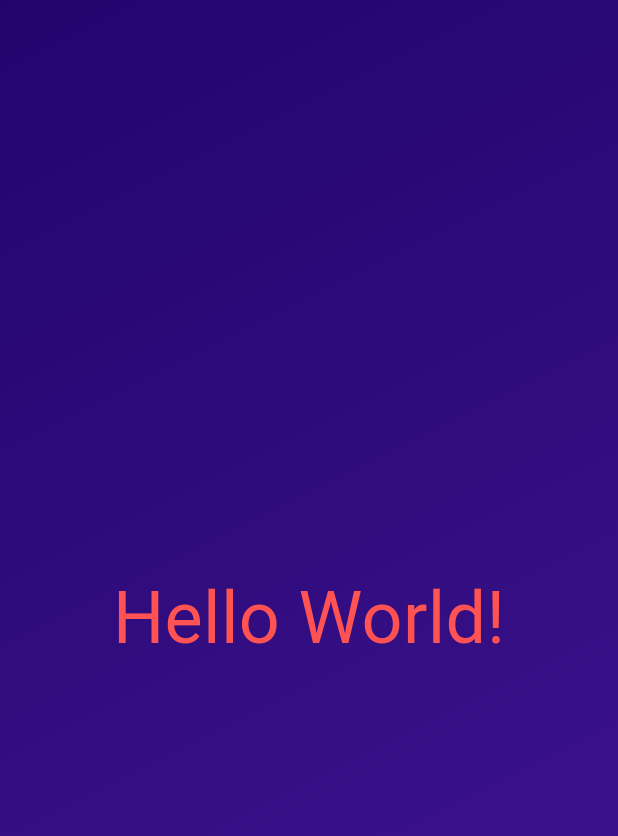
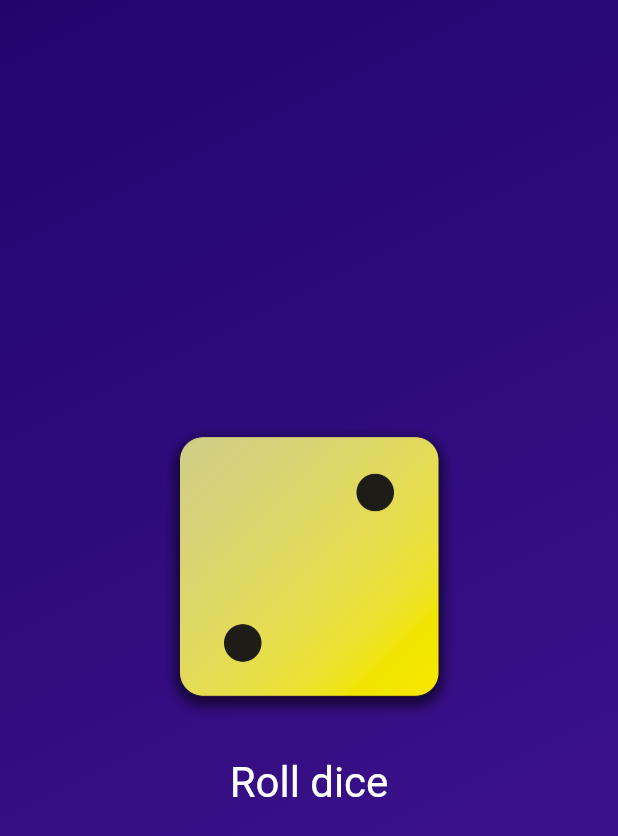
Before and after one commit to sweihmuller/Roll-dice, a Flutter app: the screen it shows after launch, on a phone screen of 412 x 824 dp. Shown: the top 836 px of the screen. Run offline on Flutter 3.47's test engine with Material 3 defaults, Android fonts, the phone set to English and light mode, and no system bars.

Commit message:
Add DiceRoller widget for rolling dice functionality

```diff
--- /dev/null
+++ b/lib/dice_roller.dart
@@ -0,0 +1,43 @@
+import 'package:flutter/material.dart';
+
+class DiceRoller extends StatefulWidget {
+  const DiceRoller({super.key});
+
+  @override
+  State<DiceRoller> createState() {
+    return _DiceRollerState();
+  }
+}
+
+class _DiceRollerState extends State<DiceRoller> {
+  String activeDiceImage = 'assets/images/dice-2.png';
+
+  void rollDice() {
+    setState(() {
+      activeDiceImage = 'assets/images/dice-4.png';
+    });
+  }
+
+  @override
+  Widget build(context) {
+    return Column(
+      mainAxisSize: MainAxisSize.min,
+      children: [
+        Image.asset(
+          activeDiceImage,
+          width: 200,
+        ),
+        const SizedBox(height: 20),
+        TextButton(
+          onPressed: rollDice,
+          style: TextButton.styleFrom(
+            //padding: const EdgeInsets.only(top: 20),
+            foregroundColor: Colors.white,
+            textStyle: TextStyle(fontSize: 28),
+          ),
+          child: const Text('Roll dice'),
+        ),
+      ],
+    );
+  }
+}
--- a/lib/gradient_container.dart
+++ b/lib/gradient_container.dart
@@ -1,5 +1,5 @@
 import 'package:flutter/material.dart';
-import 'package:roll_dice/text_container.dart';
+import 'package:roll_dice/dice_roller.dart';
 
 Alignment startAlignment = Alignment.topLeft;
 Alignment endAlignment = Alignment.bottomRight;
@@ -20,7 +20,7 @@ class GradientContainer extends StatelessWidget {
           end: endAlignment,
         ),
       ),
-      child: const Center(child: TextContainer('Hello World!')),
+      child: Center(child: DiceRoller()),
     );
   }
 }
--- a/lib/main.dart
+++ b/lib/main.dart
@@ -5,7 +5,7 @@ void main() {
   runApp(
     MaterialApp(
       home: Scaffold(
-        body: GradientContainer(
+        body: const GradientContainer(
           Color.fromARGB(255, 33, 5, 109),
           Color.fromARGB(255, 68, 21, 149),
         ),
```
Also changed, not shown: pubspec.yaml (+7 -3 lines), assets/images/dice-1.png (added), assets/images/dice-2.png (added), assets/images/dice-3.png (added), assets/images/dice-4.png (added), assets/images/dice-5.png (added), assets/images/dice-6.png (added).
